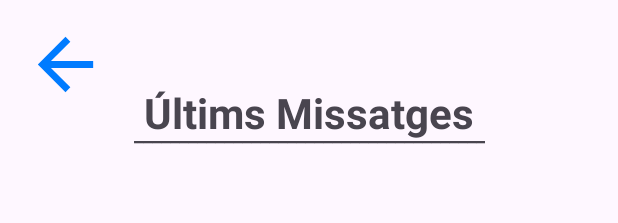
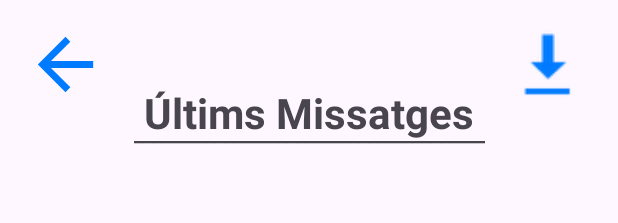
Before and after one commit to DBJPantayatorTeam/APP, an Android app: the layout activity_message_history.xml on its own in the app's theme, with its tools: preview values and no code run, on a phone screen of 412 x 824 dp. Shown: the top 223 px of the screen. Run offline under Robolectric (Android 15) with nearby library versions, the phone set to English and light mode, and no system bars.

Commit message:
13. persistir llista de historial

```diff
--- a/app/src/main/res/layout/activity_message_history.xml
+++ b/app/src/main/res/layout/activity_message_history.xml
@@ -22,6 +22,24 @@
         app:iconSize="55dp"
         app:iconTint="#007BFF"
         app:layout_constraintStart_toStartOf="parent"
+        app:layout_constraintTop_toTopOf="parent" />
+
+    <Button
+        android:id="@+id/saveButton"
+        android:layout_width="54dp"
+        android:layout_height="54dp"
+        android:layout_marginTop="16dp"
+        android:layout_marginEnd="16dp"
+        android:backgroundTint="#00FFFFFF"
+        android:paddingLeft="0dp"
+        android:paddingTop="0dp"
+        android:paddingRight="0dp"
+        android:paddingBottom="0dp"
+        app:icon="@android:drawable/stat_sys_download"
+        app:iconPadding="0dp"
+        app:iconSize="45dp"
+        app:iconTint="#007BFF"
+        app:layout_constraintEnd_toEndOf="parent"
         app:layout_constraintTop_toTopOf="parent" />
 
     <TextView
```
